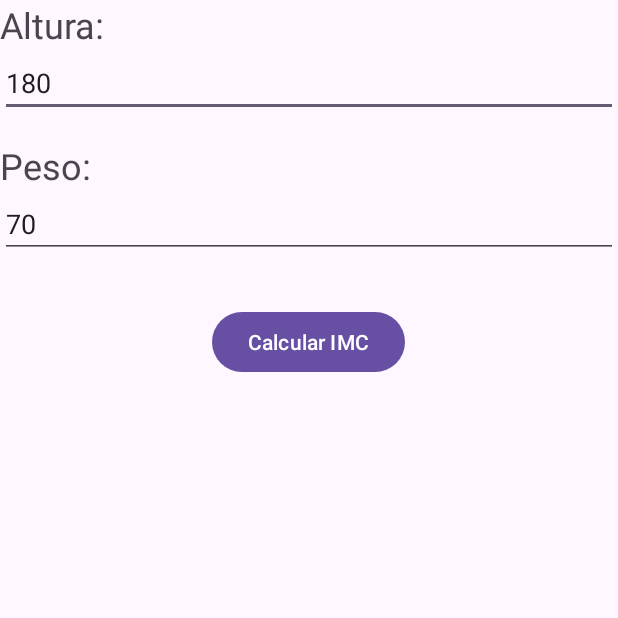
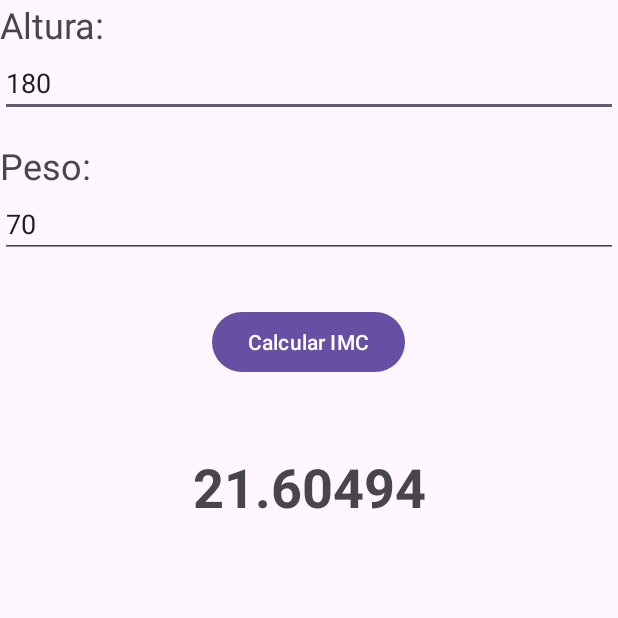
Before and after one commit to IgniteCoders/BMI-Calculator, an Android app: the screen it shows after launch (MainActivity), after a tap on "Calcular IMC", on a phone screen of 412 x 824 dp, the top half of it. Run offline under Robolectric (Android 15) with nearby library versions, the phone set to English and light mode, and no system bars.

Commit message:
We calculate the bmi and show the result

```diff
--- a/app/src/main/java/com/example/bmi_calculator/MainActivity.kt
+++ b/app/src/main/java/com/example/bmi_calculator/MainActivity.kt
@@ -3,16 +3,19 @@ package com.example.bmi_calculator
 import android.os.Bundle
 import android.widget.Button
 import android.widget.EditText
+import android.widget.TextView
 import androidx.activity.enableEdgeToEdge
 import androidx.appcompat.app.AppCompatActivity
 import androidx.core.view.ViewCompat
 import androidx.core.view.WindowInsetsCompat
+import kotlin.math.pow
 
 class MainActivity : AppCompatActivity() {
 
     lateinit var heightEditText: EditText
     lateinit var weightEditText: EditText
     lateinit var calculateButton: Button
+    lateinit var resultTextView: TextView
 
     override fun onCreate(savedInstanceState: Bundle?) {
         super.onCreate(savedInstanceState)
@@ -30,13 +33,18 @@ class MainActivity : AppCompatActivity() {
         heightEditText = findViewById(R.id.heightEditText)
         weightEditText = findViewById(R.id.weightEditText)
         calculateButton = findViewById(R.id.calculateButton)
+        resultTextView = findViewById(R.id.resultTextView)
 
         heightEditText.setText("180")
         weightEditText.setText("70")
 
         calculateButton.setOnClickListener {
-            println("Altura: " + heightEditText.text.toString())
-            println("Peso: " + weightEditText.text.toString())
+            val height = heightEditText.text.toString().toFloat()
+            val weight = weightEditText.text.toString().toFloat()
+
+            val result = weight / (height / 100).pow(2)
+
+            resultTextView.text = "$result"
         }
     }
 
--- a/app/src/main/res/layout/activity_main.xml
+++ b/app/src/main/res/layout/activity_main.xml
@@ -44,4 +44,14 @@
         android:layout_gravity="center_horizontal"
         android:layout_marginTop="32dp"/>
 
+    <TextView
+        android:id="@+id/resultTextView"
+        android:layout_width="match_parent"
+        android:layout_height="wrap_content"
+        tools:text="00.00"
+        android:textSize="36sp"
+        android:textStyle="bold"
+        android:textAlignment="center"
+        android:layout_marginTop="48dp"/>
+
 </LinearLayout>
```
